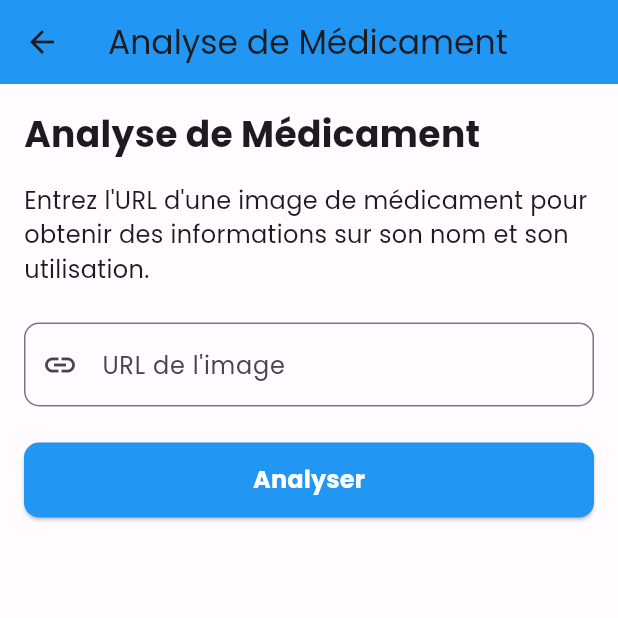
After one commit to oussema1350/FrontPimIntegration, a Flutter app: the AcceuilPage screen opened directly, after a tap on "Analyse de Médicament", on a phone screen of 412 x 824 dp, the top half of it. The commit adds this screen. Run offline on Flutter 3.47's test engine with Material 3 defaults, Android fonts, the phone set to English and light mode, and no system bars; our stand-ins replace dio, font_awesome_flutter, google_fonts, iconly, image_picker, shared_preferences and 1 more; accounts and stored records are empty; network calls fail.

Commit message:
Updated medication service and fixed med api

```diff
--- a/lib/config/app-config.dart
+++ b/lib/config/app-config.dart
@@ -1,6 +1,6 @@
 class AppConfig {
   // Configurez l'adresse IP de votre serveur ici
-  static const String SERVER_IP = "169.254.216.91";
+  static const String SERVER_IP = "192.168.100.37";
 
   // Ports des différents services
   static const int API_PORT = 3000;
--- a/lib/screens/Acceuil_page.dart
+++ b/lib/screens/Acceuil_page.dart
@@ -1,5 +1,6 @@
 import 'package:flutter/material.dart';
 import 'package:flutter_application_1/screens/AnalysisScreen.dart';
+import 'package:flutter_application_1/screens/medication_analysis_screen.dart';
 import 'package:flutter_application_1/screens/news_screen.dart';
 import 'package:flutter_application_1/screens/health_assistant_screen.dart'; // Ajoutez cet import
 import 'package:provider/provider.dart';
@@ -128,6 +129,42 @@ class AcceuilPage extends StatelessWidget {
                 ),
                 const SizedBox(height: 20),
                 Center(
+  child: ElevatedButton(
+    onPressed: () {
+      Navigator.push(
+        context,
+        MaterialPageRoute(builder: (context) => const MedicationAnalysisScreen()),
+      );
+    },
+    style: ElevatedButton.styleFrom(
+      backgroundColor: Colors.blue,
+      shape: RoundedRectangleBorder(
+        borderRadius: BorderRadius.circular(10),
+      ),
+    ),
+    child: Container(
+      width: double.infinity,
+      alignment: Alignment.center,
+      padding: const EdgeInsets.symmetric(vertical: 15),
+      child: const Row(
+        mainAxisAlignment: MainAxisAlignment.center,
+        children: [
+          Icon(Icons.medication, color: Colors.white),
+          SizedBox(width: 10),
+          Text(
+            'Analyse de Médicament',
+            style: TextStyle(
+              color: Colors.white,
+              fontWeight: FontWeight.bold,
+              fontSize: 16,
+            ),
+          ),
+        ],
+      ),
+    ),
+  ),
+),
+                Center(
                   child: ElevatedButton(
                     onPressed: () {
                       // Wrap NewsScreen with ChangeNotifierProvider to fix the provider issue
--- /dev/null
+++ b/lib/screens/medication_analysis_screen.dart
@@ -0,0 +1,213 @@
+import 'package:flutter/material.dart';
+import 'package:flutter_application_1/config/app-config.dart';
+import 'package:flutter_application_1/services/api_service.dart';
+
+class MedicationAnalysisScreen extends StatefulWidget {
+  const MedicationAnalysisScreen({Key? key}) : super(key: key);
+
+  @override
+  _MedicationAnalysisScreenState createState() => _MedicationAnalysisScreenState();
+}
+
+class _MedicationAnalysisScreenState extends State<MedicationAnalysisScreen> {
+  final _formKey = GlobalKey<FormState>();
+  final TextEditingController _imageUrlController = TextEditingController();
+  final ApiService _apiService = ApiService();
+
+  String? _analysisResult;
+  bool _isLoading = false;
+  bool _imageLoadError = false;
+
+  @override
+  void dispose() {
+    _imageUrlController.dispose();
+    super.dispose();
+  }
+
+  Future<void> _analyzeImage() async {
+    if (!_formKey.currentState!.validate()) {
+      return;
+    }
+
+    setState(() {
+      _isLoading = true;
+      _analysisResult = null;
+      _imageLoadError = false;
+    });
+
+    try {
+      // Make sure URL is properly formatted
+      String imageUrl = _imageUrlController.text.trim();
+      if (!imageUrl.startsWith('http://') && !imageUrl.startsWith('https://')) {
+        imageUrl = 'https://$imageUrl';
+        _imageUrlController.text = imageUrl;
+      }
+
+      final result = await _apiService.analyzeMedicationImage(imageUrl);
+
+      setState(() {
+        _analysisResult = result;
+        _isLoading = false;
+      });
+    } catch (e) {
+      print('Error analyzing image: $e');
+      setState(() {
+        _analysisResult = "Error: ${e.toString()}";
+        _isLoading = false;
+      });
+    }
+  }
+
+  @override
+  Widget build(BuildContext context) {
+    return Scaffold(
+      appBar: AppBar(
+        title: const Text('Analyse de Médicament'),
+        backgroundColor: Colors.blue,
+      ),
+      body: Padding(
+        padding: const EdgeInsets.all(16.0),
+        child: Form(
+          key: _formKey,
+          child: SingleChildScrollView(
+            child: Column(
+              crossAxisAlignment: CrossAxisAlignment.start,
+              children: [
+                const Text(
+                  'Analyse de Médicament',
+                  style: TextStyle(
+                    fontSize: 24,
+                    fontWeight: FontWeight.bold,
+                  ),
+                ),
+                const SizedBox(height: 16),
+                const Text(
+                  'Entrez l\'URL d\'une image de médicament pour obtenir des informations sur son nom et son utilisation.',
+                  style: TextStyle(fontSize: 16),
+                ),
+                const SizedBox(height: 24),
+                TextFormField(
+                  controller: _imageUrlController,
+                  decoration: InputDecoration(
+                    labelText: 'URL de l\'image',
+                    hintText: 'www.exemple.com/image.jpg',
+                    border: OutlineInputBorder(
+                      borderRadius: BorderRadius.circular(10),
+                    ),
+                    prefixIcon: const Icon(Icons.link),
+                  ),
+                  validator: (value) {
+                    if (value == null || value.isEmpty) {
+                      return 'Veuillez entrer une URL d\'image';
+                    }
+                    return null;
+                  },
+                ),
+                const SizedBox(height: 24),
+                SizedBox(
+                  width: double.infinity,
+                  height: 50,
+                  child: ElevatedButton(
+                    onPressed: _isLoading ? null : _analyzeImage,
+                    style: ElevatedButton.styleFrom(
+                      backgroundColor: Colors.blue,
+                      shape: RoundedRectangleBorder(
+                        borderRadius: BorderRadius.circular(10),
+                      ),
+                    ),
+                    child: _isLoading
+                        ? const CircularProgressIndicator(color: Colors.white)
+                        : const Text(
+                            'Analyser',
+                            style: TextStyle(
+                              color: Colors.white,
+                              fontSize: 16,
+                              fontWeight: FontWeight.bold,
+                            ),
+                          ),
+                  ),
+                ),
+                const SizedBox(height: 32),
+                if (_analysisResult != null) ...[
+                  const Text(
+                    'Résultat de l\'analyse:',
+                    style: TextStyle(
+                      fontSize: 18,
+                      fontWeight: FontWeight.bold,
+                    ),
+                  ),
+                  const SizedBox(height: 8),
+                  Container(
+                    width: double.infinity,
+                    padding: const EdgeInsets.all(16),
+                    decoration: BoxDecoration(
+                      color: Colors.grey[200],
+                      borderRadius: BorderRadius.circular(10),
+                      border: Border.all(color: Colors.grey[400]!),
+                    ),
+                    child: Text(
+                      _analysisResult!,
+                      style: const TextStyle(fontSize: 16),
+                    ),
+                  ),
+                ],
+                const SizedBox(height: 24),
+                if (_imageUrlController.text.isNotEmpty) ...[
+                  const Text(
+                    'Image analysée:',
+                    style: TextStyle(
+                      fontSize: 18,
+                      fontWeight: FontWeight.bold,
+                    ),
+                  ),
+                  const SizedBox(height: 8),
+                  Container(
+                    height: 200,
+                    width: double.infinity,
+                    decoration: BoxDecoration(
+                      borderRadius: BorderRadius.circular(10),
+                      border: Border.all(color: Colors.grey[400]!),
+                    ),
+                    child: ClipRRect(
+                      borderRadius: BorderRadius.circular(10),
+                      child: Image.network(
+                        _imageUrlController.text,
+                        fit: BoxFit.contain,
+                        loadingBuilder: (context, child, loadingProgress) {
+                          if (loadingProgress == null) return child;
+                          return Center(
+                            child: CircularProgressIndicator(
+                              value: loadingProgress.expectedTotalBytes != null
+                                  ? loadingProgress.cumulativeBytesLoaded /
+                                      loadingProgress.expectedTotalBytes!
+                                  : null,
+                            ),
+                          );
+                        },
+                        errorBuilder: (context, error, stackTrace) {
+                          return Center(
+                            child: Column(
+                              mainAxisAlignment: MainAxisAlignment.center,
+                              children: const [
+                                Icon(Icons.error, color: Colors.red, size: 40),
+                                SizedBox(height: 8),
+                                Text(
+                                  'Impossible de charger l\'image',
+                                  style: TextStyle(color: Colors.red),
+                                ),
+                              ],
+                            ),
+                          );
+                        },
+                      ),
+                    ),
+                  ),
+                ],
+              ],
+            ),
+          ),
+        ),
+      ),
+    );
+  }
+}
```
Also changed, not shown: lib/services/api_service.dart (+81 -0 lines).
